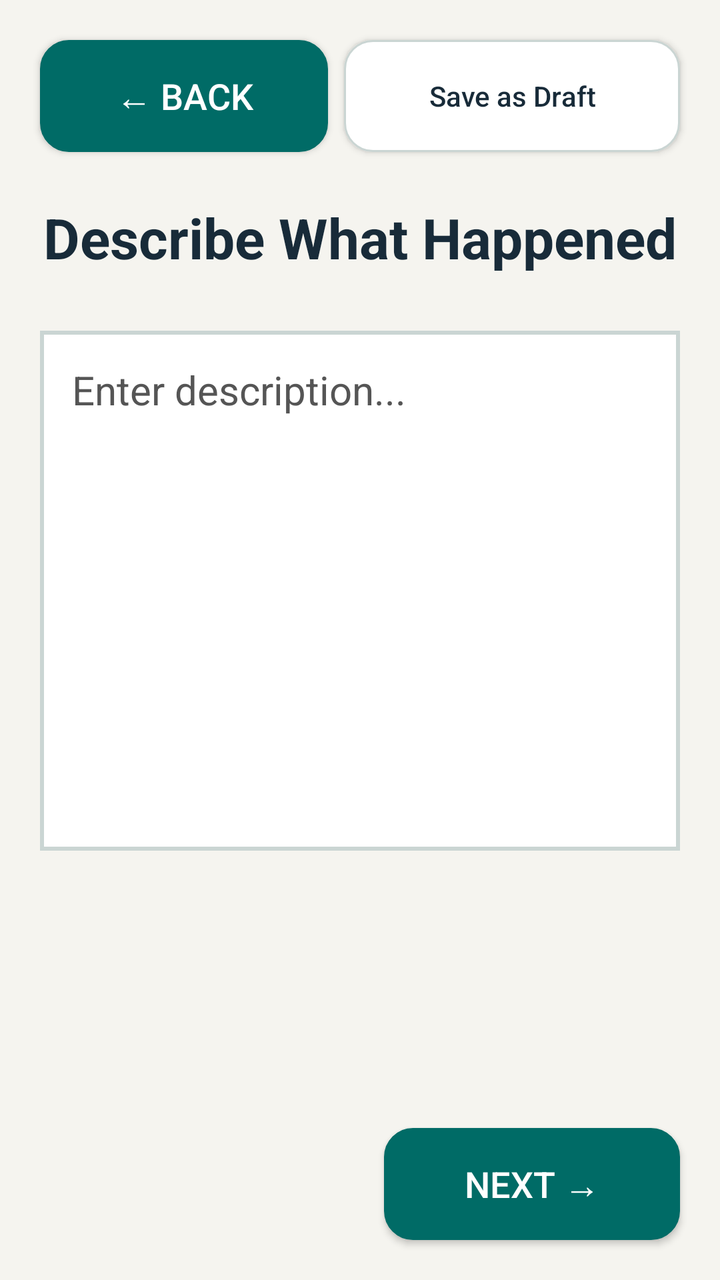
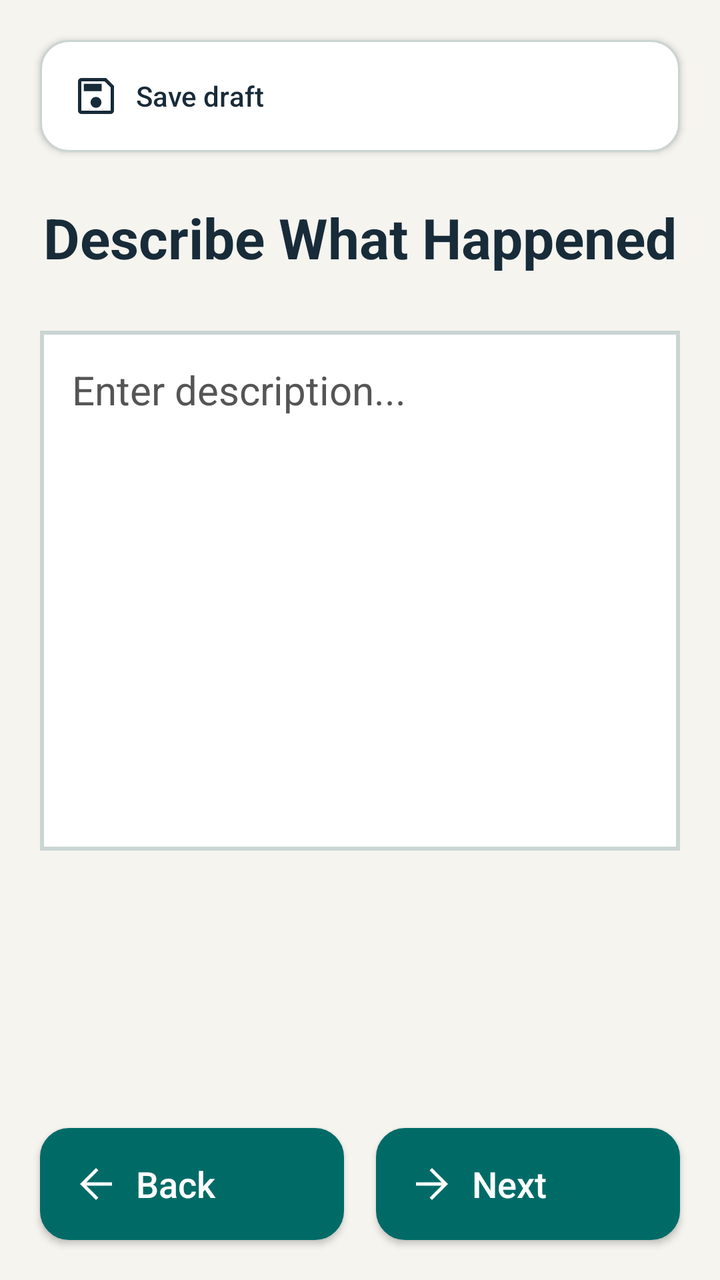

The first picture is an Android layout as it rendered before a commit; the second is the same layout after the commit. The layout source and the unified diff follow.
<!-- AndroidManifest.xml: application theme Theme.JavaReportingSystem -->
<!-- res/layout/activity_report_description.xml -->
<?xml version="1.0" encoding="utf-8"?>
<androidx.constraintlayout.widget.ConstraintLayout xmlns:android="http://schemas.android.com/apk/res/android"
    xmlns:app="http://schemas.android.com/apk/res-auto"
    xmlns:tools="http://schemas.android.com/tools"
    android:id="@+id/main"
    android:layout_width="match_parent"
    android:layout_height="match_parent"
    android:background="@color/safety_background"
    tools:context=".ui.ReportDescriptionActivity">

    <Button
        android:id="@+id/btnBack"
        android:layout_width="144dp"
        android:layout_height="56dp"
        android:layout_marginStart="20dp"
        android:layout_marginTop="20dp"
        android:background="@drawable/back_button"
        android:text="@string/back"
        android:textAllCaps="false"
        android:textColor="@color/safety_on_action"
        android:textSize="18sp"
        app:layout_constraintStart_toStartOf="parent"
        app:layout_constraintTop_toTopOf="parent"
                app:backgroundTint="@null" />

    <Button
        android:id="@+id/btnSaveDraft"
        android:layout_width="0dp"
        android:layout_height="56dp"
        android:layout_marginStart="8dp"
        android:layout_marginEnd="20dp"
        android:background="@drawable/outline_button"
        android:text="@string/save_as_draft"
        android:textAllCaps="false"
        android:textColor="@color/safety_text"
        android:textSize="14sp"
        android:minWidth="0dp"
        android:paddingStart="8dp"
        android:paddingEnd="8dp"
        app:backgroundTint="@null"
        app:layout_constraintStart_toEndOf="@id/btnBack"
        app:layout_constraintEnd_toEndOf="parent"
        app:layout_constraintTop_toTopOf="@id/btnBack" />



    <ScrollView
        android:id="@+id/descriptionContent"
        android:layout_width="0dp"
        android:layout_height="0dp"
        android:fillViewport="true"
        app:layout_constraintBottom_toTopOf="@id/btnNext"
        app:layout_constraintEnd_toEndOf="parent"
        app:layout_constraintStart_toStartOf="parent"
        app:layout_constraintTop_toBottomOf="@id/btnBack">

        <LinearLayout
            android:layout_width="match_parent"
            android:layout_height="wrap_content"
            android:orientation="vertical"
            android:paddingStart="20dp"
            android:paddingTop="24dp"
            android:paddingEnd="20dp"
            android:paddingBottom="20dp">

            <TextView
                android:id="@+id/tvHeading"
                android:layout_width="match_parent"
                android:layout_height="wrap_content"
                android:fontFamily="sans-serif"
                android:gravity="center"
                android:text="Describe What Happened"
                android:textColor="@color/safety_text"
                android:textSize="28sp"
                android:textStyle="bold" />

            <EditText
                android:id="@+id/txtDescription"
                android:layout_width="match_parent"
                android:layout_height="wrap_content"
                android:layout_marginTop="28dp"
                android:background="@drawable/description_border"
                android:gravity="top|start"
                android:hint="Enter description..."
                android:inputType="textMultiLine|textCapSentences"
                android:minHeight="260dp"
                android:padding="16dp"
                android:scrollbars="vertical"
                android:textColor="@color/safety_text"
                android:textColorHint="#555555"
                android:textSize="20sp" />
        </LinearLayout>
    </ScrollView>

    <Button
        android:id="@+id/btnNext"
        android:layout_width="148dp"
        android:layout_height="56dp"
        android:layout_marginEnd="20dp"
        android:layout_marginBottom="20dp"
        android:background="@drawable/next_button"
        android:text="@string/next"
        android:textAllCaps="false"
        android:textColor="@color/safety_on_action"
        android:textSize="18sp"
        app:layout_constraintBottom_toBottomOf="parent"
        app:layout_constraintEnd_toEndOf="parent"
                app:backgroundTint="@null" />
</androidx.constraintlayout.widget.ConstraintLayout>
<!-- resources referenced by this layout -->
<resources>
  <color name="safety_background">#F5F4EF</color>
  <color name="safety_on_action">#FFFFFF</color>
  <color name="safety_text">#182B39</color>
  <!-- drawable back_button (drawable) -->
  <?xml version="1.0" encoding="utf-8"?>
  <shape xmlns:android="http://schemas.android.com/apk/res/android" android:shape="rectangle">
      <solid android:color="@color/safety_action" />
      <stroke android:width="1dp" android:color="@color/safety_action" />
      <corners android:radius="14dp" />
  </shape>
  <!-- drawable next_button (drawable) -->
  <?xml version="1.0" encoding="utf-8"?>
  <shape xmlns:android="http://schemas.android.com/apk/res/android" android:shape="rectangle">
      <solid android:color="@color/safety_action" />
      <stroke android:width="1dp" android:color="@color/safety_action" />
      <corners android:radius="14dp" />
  </shape>
  <!-- drawable outline_button (drawable) -->
  <?xml version="1.0" encoding="utf-8"?>
  <shape xmlns:android="http://schemas.android.com/apk/res/android" android:shape="rectangle">
      <solid android:color="@color/safety_surface" />
      <stroke android:width="1dp" android:color="@color/safety_border" />
      <corners android:radius="14dp" />
  </shape>
  <string name="back">← BACK</string>
  <string name="next">NEXT →</string>
  <string name="save_as_draft">Save as Draft</string>
  <style name="Theme.JavaReportingSystem" parent="Base.Theme.JavaReportingSystem" />
  <color name="safety_action">#006B66</color>
  <color name="safety_surface">#FFFFFF</color>
  <color name="safety_border">#CAD5D3</color>
  <!-- unchanged entries left out for length: 2 -->
</resources>

<!-- the commit's change to res/layout/activity_report_description.xml (unified diff, before → after) -->
@@ -8,26 +8,41 @@
     android:background="@color/safety_background"
     tools:context=".ui.ReportDescriptionActivity">
 
+    <androidx.constraintlayout.widget.Guideline
+        android:id="@+id/bottomGuide"
+        android:layout_width="wrap_content"
+        android:layout_height="wrap_content"
+        android:orientation="vertical"
+        app:layout_constraintGuide_percent="0.5" />
+
     <Button
         android:id="@+id/btnBack"
-        android:layout_width="144dp"
+        android:layout_width="0dp"
         android:layout_height="56dp"
         android:layout_marginStart="20dp"
-        android:layout_marginTop="20dp"
         android:background="@drawable/back_button"
         android:text="@string/back"
         android:textAllCaps="false"
         android:textColor="@color/safety_on_action"
         android:textSize="18sp"
         app:layout_constraintStart_toStartOf="parent"
-        app:layout_constraintTop_toTopOf="parent"
-                app:backgroundTint="@null" />
+                app:backgroundTint="@null"
+        android:drawableStart="@drawable/ic_ms_arrow_back"
+        android:drawableTint="@color/safety_on_action"
+        android:drawablePadding="8dp"
+        android:gravity="center_vertical|start"
+        android:paddingStart="16dp"
+        android:paddingEnd="16dp"
+        android:layout_marginEnd="8dp"
+        android:layout_marginBottom="20dp"
+        app:layout_constraintBottom_toBottomOf="parent"
+        app:layout_constraintEnd_toStartOf="@id/bottomGuide" />
 
     <Button
         android:id="@+id/btnSaveDraft"
         android:layout_width="0dp"
         android:layout_height="56dp"
-        android:layout_marginStart="8dp"
+        android:layout_marginStart="20dp"
         android:layout_marginEnd="20dp"
         android:background="@drawable/outline_button"
         android:text="@string/save_as_draft"
@@ -35,12 +50,17 @@
         android:textColor="@color/safety_text"
         android:textSize="14sp"
         android:minWidth="0dp"
-        android:paddingStart="8dp"
-        android:paddingEnd="8dp"
+        android:paddingStart="16dp"
+        android:paddingEnd="16dp"
         app:backgroundTint="@null"
-        app:layout_constraintStart_toEndOf="@id/btnBack"
         app:layout_constraintEnd_toEndOf="parent"
-        app:layout_constraintTop_toTopOf="@id/btnBack" />
+        android:drawableStart="@drawable/ic_ms_save"
+        android:drawableTint="@color/safety_text"
+        android:drawablePadding="8dp"
+        android:gravity="center_vertical|start"
+        android:layout_marginTop="20dp"
+        app:layout_constraintStart_toStartOf="parent"
+        app:layout_constraintTop_toTopOf="parent" />
 
 
 
@@ -52,7 +72,7 @@
         app:layout_constraintBottom_toTopOf="@id/btnNext"
         app:layout_constraintEnd_toEndOf="parent"
         app:layout_constraintStart_toStartOf="parent"
-        app:layout_constraintTop_toBottomOf="@id/btnBack">
+        app:layout_constraintTop_toBottomOf="@id/btnSaveDraft">
 
         <LinearLayout
             android:layout_width="match_parent"
@@ -94,7 +114,7 @@
 
     <Button
         android:id="@+id/btnNext"
-        android:layout_width="148dp"
+        android:layout_width="0dp"
         android:layout_height="56dp"
         android:layout_marginEnd="20dp"
         android:layout_marginBottom="20dp"
@@ -105,5 +125,13 @@
         android:textSize="18sp"
         app:layout_constraintBottom_toBottomOf="parent"
         app:layout_constraintEnd_toEndOf="parent"
-                app:backgroundTint="@null" />
+                app:backgroundTint="@null"
+        android:drawableStart="@drawable/ic_ms_arrow_forward"
+        android:drawableTint="@color/safety_on_action"
+        android:drawablePadding="8dp"
+        android:gravity="center_vertical|start"
+        android:paddingStart="16dp"
+        android:paddingEnd="16dp"
+        android:layout_marginStart="8dp"
+        app:layout_constraintStart_toStartOf="@id/bottomGuide" />
 </androidx.constraintlayout.widget.ConstraintLayout>
<!-- resource entries referenced after the edit -->
@@ -10,6 +10,39 @@
       <stroke android:width="1dp" android:color="@color/safety_action" />
       <corners android:radius="14dp" />
   </shape>
+  <!-- drawable ic_ms_arrow_back (drawable) -->
+  <vector xmlns:android="http://schemas.android.com/apk/res/android"
+      android:width="24dp"
+      android:height="24dp"
+      android:viewportWidth="960"
+      android:viewportHeight="960"
+      android:autoMirrored="true">
+    <path
+        android:fillColor="@color/safety_text"
+        android:pathData="M287,513.33L527,753.33L480,800L160,480L480,160L527,206.67L287,446.67L800,446.67L800,513.33L287,513.33Z"/>
+  </vector>
+  <!-- drawable ic_ms_arrow_forward (drawable) -->
+  <vector xmlns:android="http://schemas.android.com/apk/res/android"
+      android:width="24dp"
+      android:height="24dp"
+      android:viewportWidth="960"
+      android:viewportHeight="960"
+      android:autoMirrored="true">
+    <path
+        android:fillColor="@color/safety_text"
+        android:pathData="M673,513.33L160,513.33L160,446.67L673,446.67L433,206.67L480,160L800,480L480,800L433,753.33L673,513.33Z"/>
+  </vector>
+  <!-- drawable ic_ms_save (drawable) -->
+  <vector xmlns:android="http://schemas.android.com/apk/res/android"
+      android:width="24dp"
+      android:height="24dp"
+      android:viewportWidth="960"
+      android:viewportHeight="960"
+  >
+    <path
+        android:fillColor="@color/safety_text"
+        android:pathData="M840,278L840,773.33Q840,800.33 820.17,820.17Q800.33,840 773.33,840L186.67,840Q159.67,840 139.83,820.17Q120,800.33 120,773.33L120,186.67Q120,159.67 139.83,139.83Q159.67,120 186.67,120L682,120L840,278ZM773.33,307.33L652.67,186.67L186.67,186.67Q186.67,186.67 186.67,186.67Q186.67,186.67 186.67,186.67L186.67,773.33Q186.67,773.33 186.67,773.33Q186.67,773.33 186.67,773.33L773.33,773.33Q773.33,773.33 773.33,773.33Q773.33,773.33 773.33,773.33L773.33,307.33ZM479.84,716.67Q525.33,716.67 557.33,684.82Q589.33,652.98 589.33,607.49Q589.33,562 557.49,530Q525.65,498 480.16,498Q434.67,498 402.67,529.84Q370.67,561.69 370.67,607.18Q370.67,652.67 402.51,684.67Q434.35,716.67 479.84,716.67ZM235.33,384L594,384L594,235.33L235.33,235.33L235.33,384ZM186.67,307.33L186.67,773.33Q186.67,773.33 186.67,773.33Q186.67,773.33 186.67,773.33L186.67,773.33Q186.67,773.33 186.67,773.33Q186.67,773.33 186.67,773.33L186.67,186.67Q186.67,186.67 186.67,186.67Q186.67,186.67 186.67,186.67L186.67,186.67L186.67,307.33Z"/>
+  </vector>
   <!-- drawable next_button (drawable) -->
   <?xml version="1.0" encoding="utf-8"?>
   <shape xmlns:android="http://schemas.android.com/apk/res/android" android:shape="rectangle">
@@ -24,9 +57,9 @@
       <stroke android:width="1dp" android:color="@color/safety_border" />
       <corners android:radius="14dp" />
   </shape>
-  <string name="back">← BACK</string>
-  <string name="next">NEXT →</string>
-  <string name="save_as_draft">Save as Draft</string>
+  <string name="back">Back</string>
+  <string name="next">Next</string>
+  <string name="save_as_draft">Save draft</string>
   <style name="Theme.JavaReportingSystem" parent="Base.Theme.JavaReportingSystem" />
   <color name="safety_action">#006B66</color>
   <color name="safety_surface">#FFFFFF</color>
